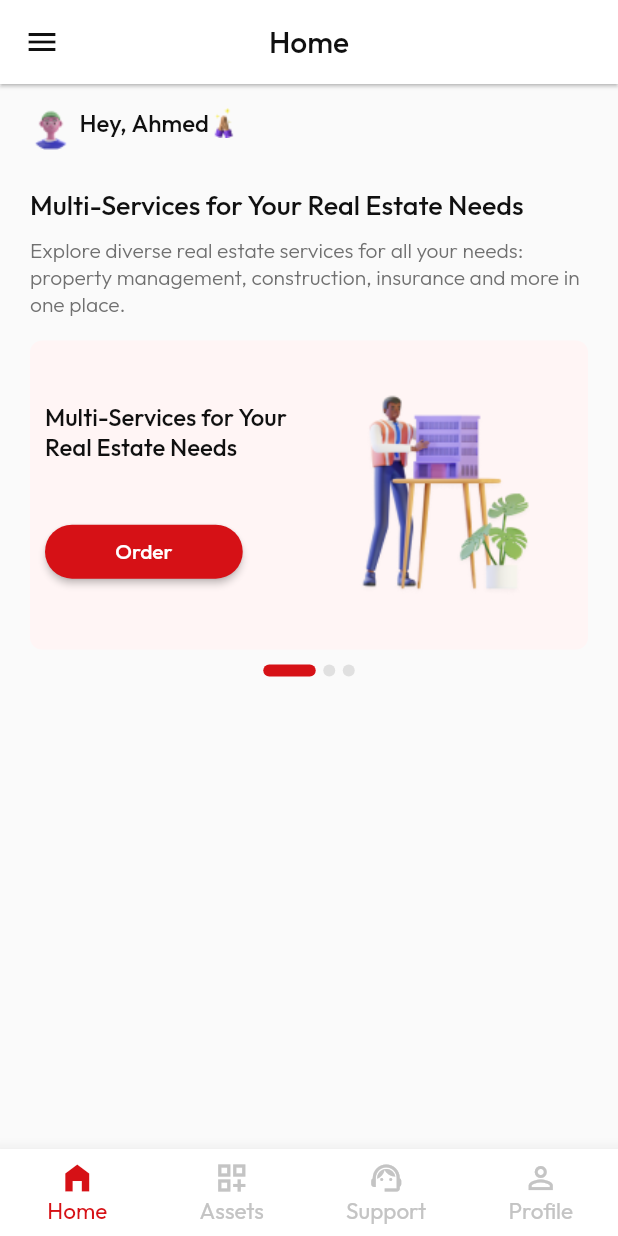
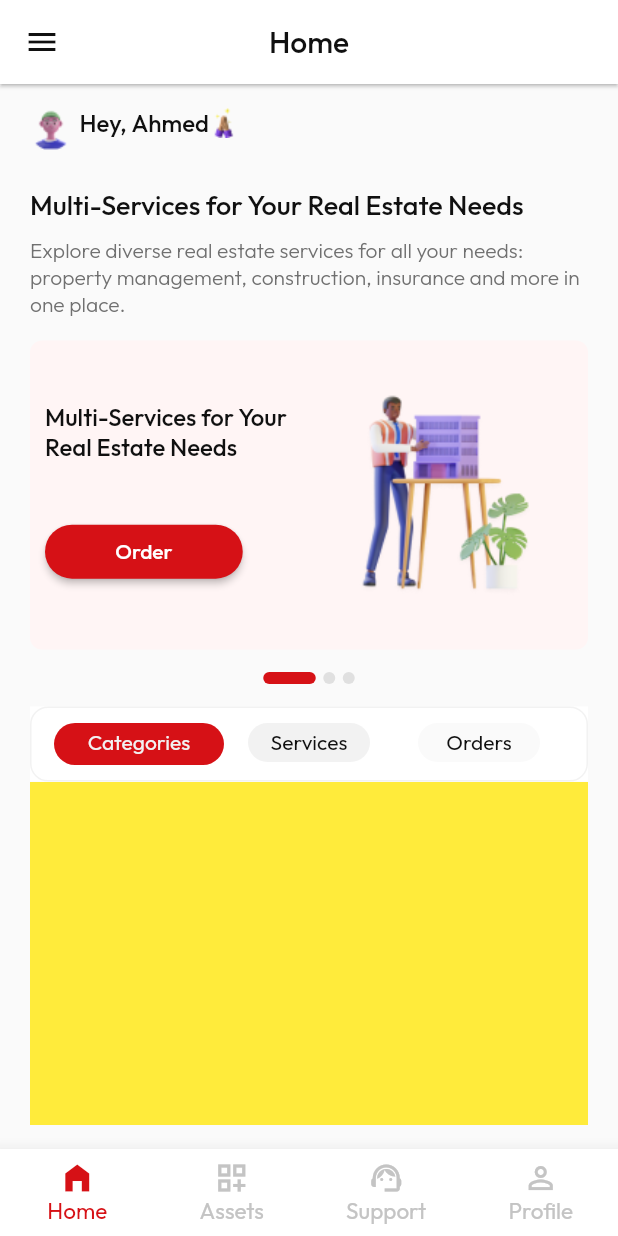
Before and after one commit to salma234-del/Flutter_Task, a Flutter app: the screen it shows after launch, on a phone screen of 412 x 824 dp. Run offline on Flutter 3.47's test engine with Material 2 defaults, Android fonts, the phone set to English and light mode, and no system bars; drawn by our look-alikes of smooth_page_indicator.

Commit message:
tab bar tabs

```diff
--- a/lib/screens/home_screen.dart
+++ b/lib/screens/home_screen.dart
@@ -1,9 +1,12 @@
 import 'package:flutter/material.dart';
 import 'package:task/utils/assets.dart';
+import 'package:task/utils/extensions.dart';
 import 'package:task/utils/functions.dart';
+import 'package:task/utils/lists.dart';
 import 'package:task/widgets/custom_slider.dart';
 import 'package:task/widgets/home_intro.dart';
 import 'package:task/widgets/slider_indicator.dart';
+import 'package:task/widgets/tab_bar_tabs_body.dart';
 
 class HomeScreen extends StatefulWidget {
   const HomeScreen({super.key});
@@ -12,20 +15,23 @@ class HomeScreen extends StatefulWidget {
   State<HomeScreen> createState() => _HomeScreenState();
 }
 
-class _HomeScreenState extends State<HomeScreen> {
+class _HomeScreenState extends State<HomeScreen> with TickerProviderStateMixin {
   final String name = 'Ahmed';
   PageController sliderController = PageController();
-  int currIdx = 0;
+  int currIdx = 0; // current slider page index
+  late TabController tabController;
 
   @override
   void initState() {
+    automaticSliderMove(currIdx, sliderController);
+    tabController = TabController(length: Lists.tabs.length, vsync: this);
     super.initState();
-    automaticSliderMove(currIdx, sliderController);
   }
 
   @override
   void dispose() {
     sliderController.dispose();
+    tabController.dispose();
     super.dispose();
   }
 
@@ -47,6 +53,7 @@ class _HomeScreenState extends State<HomeScreen> {
                 name: name,
                 image: Assets.profilePicLogo,
               ),
+              // slider and indicator
               Column(
                 crossAxisAlignment: CrossAxisAlignment.center,
                 children: [
@@ -55,13 +62,34 @@ class _HomeScreenState extends State<HomeScreen> {
                   ),
                   Padding(
                     padding: const EdgeInsets.symmetric(
-                      vertical: 10,
+                      vertical: 15,
                     ),
                     child: SliderIndictor(
                       controller: sliderController,
                     ),
                   ),
                 ],
+              ),
+              // tab bar tabs
+              TabBarTabsBody(tabController: tabController),
+              // tab bar views
+              Container(
+                width: context.w,
+                height: 500,
+                child: TabBarView(
+                  controller: tabController,
+                  children: [
+                    Container(
+                      color: Colors.yellow,
+                    ),
+                    Container(
+                      color: Colors.blue,
+                    ),
+                    Container(
+                      color: Colors.black,
+                    ),
+                  ],
+                ),
               ),
             ],
           ),
--- a/lib/utils/colors.dart
+++ b/lib/utils/colors.dart
@@ -11,4 +11,5 @@ abstract class AppColors {
   static const Color greyScale2 = Color(0xffC4C4C4);
   static const Color sliderBg = Color(0xffFFF5F5);
   static const Color indicator = Color(0xffE0E0E0);
+  static const Color tabBar = Color(0xffF2F2F2);
 }
--- a/lib/utils/lists.dart
+++ b/lib/utils/lists.dart
@@ -76,4 +76,11 @@ abstract class Lists {
       onPressed: () {},
     ),
   ];
+
+  // tab bar items
+  static List<String> tabs = [
+    'Categories',
+    'Services',
+    'Orders',
+  ];
 }
--- /dev/null
+++ b/lib/widgets/tab_bar_item.dart
@@ -0,0 +1,32 @@
+import 'package:flutter/material.dart';
+import 'package:task/widgets/unselected_tab.dart';
+
+class TabBarItem extends StatelessWidget {
+  const TabBarItem({
+    super.key,
+    required this.tabBgColor,
+    required this.tabText,
+    required this.currTabIdx,
+    required this.tabControllerIdx,
+  });
+
+  final int currTabIdx;
+  final int tabControllerIdx;
+  final Color tabBgColor;
+  final String tabText;
+
+  @override
+  Widget build(BuildContext context) {
+    return Tab(
+      // change tab style according to selected
+      child: currTabIdx != tabControllerIdx
+          ? UnselectedTab(
+              tabText: tabText,
+              tabBgColor: tabBgColor,
+            )
+          : Text(
+              tabText,
+            ),
+    );
+  }
+}
--- /dev/null
+++ b/lib/widgets/tab_bar_tabs_body.dart
@@ -0,0 +1,80 @@
+import 'package:flutter/material.dart';
+import 'package:task/utils/colors.dart';
+import 'package:task/utils/extensions.dart';
+import 'package:task/utils/lists.dart';
+import 'package:task/utils/styles.dart';
+import 'package:task/widgets/tab_bar_item.dart';
+
+class TabBarTabsBody extends StatefulWidget {
+  const TabBarTabsBody({super.key, required this.tabController});
+  final TabController tabController;
+  @override
+  State<TabBarTabsBody> createState() => _TabBarTabsBodyState();
+}
+
+class _TabBarTabsBodyState extends State<TabBarTabsBody> {
+  int tabIdx = 0;
+  int ordersNumber = 0;
+
+  @override
+  Widget build(BuildContext context) {
+    return Container(
+      color: AppColors.white,
+      child: Column(children: [
+        // tab bar tabs
+        Container(
+          width: context.w,
+          decoration: BoxDecoration(
+            borderRadius: BorderRadius.circular(12),
+            border: Border.all(
+              color: AppColors.tabBar,
+            ),
+          ),
+          child: TabBar(
+            controller: widget.tabController,
+            onTap: (index) {
+              setState(() {
+                tabIdx = index;
+              });
+            },
+            unselectedLabelColor: AppColors.black,
+            unselectedLabelStyle: Styles.textStyle14_400,
+            labelColor: AppColors.tabBar,
+            labelStyle: Styles.textStyle14_400,
+            padding: const EdgeInsets.symmetric(
+              horizontal: 15,
+            ),
+            indicatorPadding: const EdgeInsets.symmetric(
+              vertical: 10,
+            ),
+            indicatorSize: TabBarIndicatorSize.tab,
+            indicator: BoxDecoration(
+              borderRadius: BorderRadius.circular(360),
+              color: AppColors.primary,
+            ),
+            tabs: [
+              TabBarItem(
+                currTabIdx: 0,
+                tabControllerIdx: widget.tabController.index,
+                tabBgColor: AppColors.background,
+                tabText: Lists.tabs[0],
+              ),
+              TabBarItem(
+                currTabIdx: 1,
+                tabControllerIdx: widget.tabController.index,
+                tabBgColor: AppColors.tabBar,
+                tabText: Lists.tabs[1],
+              ),
+              TabBarItem(
+                currTabIdx: 2,
+                tabControllerIdx: widget.tabController.index,
+                tabBgColor: AppColors.background,
+                tabText: Lists.tabs[2],
+              ),
+            ],
+          ),
+        ),
+      ]),
+    );
+  }
+}
--- /dev/null
+++ b/lib/widgets/unselected_tab.dart
@@ -0,0 +1,35 @@
+
+import 'package:flutter/material.dart';
+import 'package:task/utils/styles.dart';
+
+class UnselectedTab extends StatelessWidget {
+  const UnselectedTab({
+    super.key,
+    required this.tabText,
+    required this.tabBgColor,
+  });
+  final String tabText;
+  final Color tabBgColor;
+
+  @override
+  Widget build(BuildContext context) {
+    return Padding(
+      padding: const EdgeInsets.symmetric(
+        vertical: 10,
+      ),
+      child: Container(
+        decoration: BoxDecoration(
+          borderRadius: BorderRadius.circular(360),
+          color: tabBgColor,
+        ),
+        child: Align(
+          alignment: Alignment.center,
+          child: Text(
+            tabText,
+            style: Styles.textStyle14_400,
+          ),
+        ),
+      ),
+    );
+  }
+}
```
